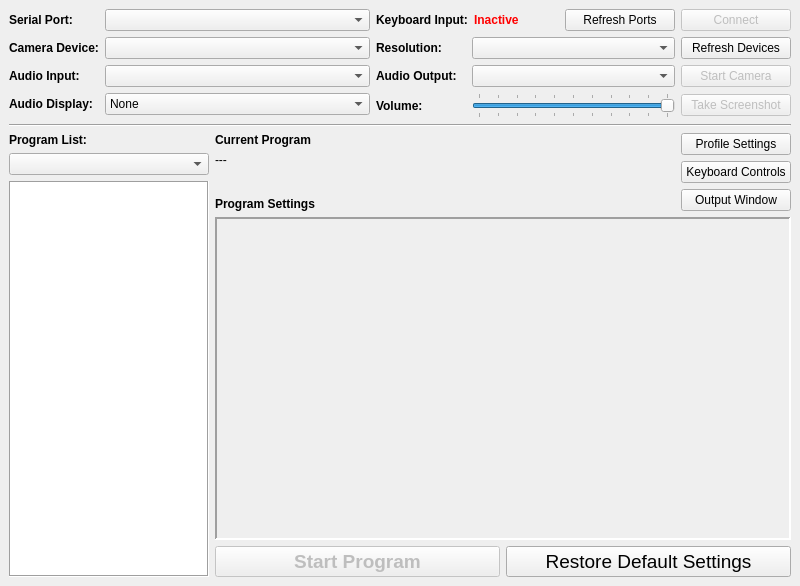
Before: the Qt Designer form mainwindow.ui in brianuuu/AutoController2, drawn with Qt 5.
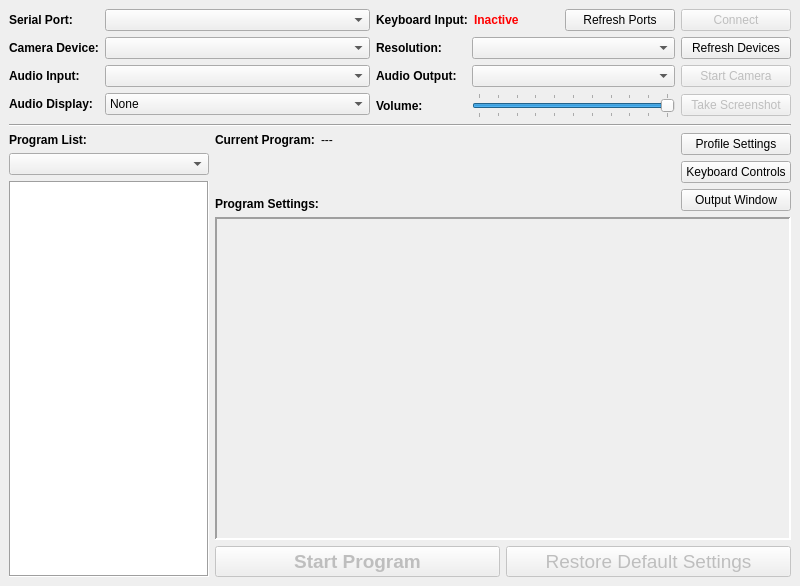
After: the same form once the commit is applied.

Commit message: Initial program setup

Diff of the .ui file:
```diff
--- a/mainwindow.ui
+++ b/mainwindow.ui
@@ -479,27 +479,44 @@
           <item>
            <layout class="QVBoxLayout" name="verticalLayout_6">
             <item>
-             <widget class="QLabel" name="L_ProgramCurrent">
-              <property name="sizePolicy">
-               <sizepolicy hsizetype="Expanding" vsizetype="Preferred">
-                <horstretch>0</horstretch>
-                <verstretch>0</verstretch>
-               </sizepolicy>
-              </property>
-              <property name="font">
-               <font>
-                <bold>true</bold>
-               </font>
-              </property>
-              <property name="text">
-               <string>Current Program</string>
-              </property>
-             </widget>
+             <layout class="QHBoxLayout" name="horizontalLayout_10">
+              <item>
+               <widget class="QLabel" name="label_12">
+                <property name="sizePolicy">
+                 <sizepolicy hsizetype="Preferred" vsizetype="Preferred">
+                  <horstretch>0</horstretch>
+                  <verstretch>0</verstretch>
+                 </sizepolicy>
+                </property>
+                <property name="font">
+                 <font>
+                  <bold>true</bold>
+                 </font>
+                </property>
+                <property name="text">
+                 <string>Current Program:</string>
+                </property>
+               </widget>
+              </item>
+              <item>
+               <widget class="QLabel" name="L_ProgramCurrent">
+                <property name="sizePolicy">
+                 <sizepolicy hsizetype="Expanding" vsizetype="Preferred">
+                  <horstretch>0</horstretch>
+                  <verstretch>0</verstretch>
+                 </sizepolicy>
+                </property>
+                <property name="text">
+                 <string>---</string>
+                </property>
+               </widget>
+              </item>
+             </layout>
             </item>
             <item>
              <widget class="QLabel" name="L_ProgramDescription">
               <property name="text">
-               <string>---</string>
+               <string/>
               </property>
              </widget>
             </item>
@@ -527,7 +544,7 @@
                </font>
               </property>
               <property name="text">
-               <string>Program Settings</string>
+               <string>Program Settings:</string>
               </property>
              </widget>
             </item>
@@ -579,7 +596,7 @@
          </layout>
         </item>
         <item>
-         <widget class="QScrollArea" name="SA_ProgramSetting">
+         <widget class="QScrollArea" name="scrollArea">
           <property name="frameShape">
            <enum>QFrame::Shape::Panel</enum>
           </property>
@@ -589,7 +606,7 @@
           <property name="widgetResizable">
            <bool>true</bool>
           </property>
-          <widget class="QWidget" name="scrollAreaWidgetContents">
+          <widget class="QWidget" name="SA_ProgramSetting">
            <property name="geometry">
             <rect>
              <x>0</x>
@@ -636,6 +653,9 @@
           </item>
           <item>
            <widget class="QPushButton" name="PB_RestoreDefault">
+            <property name="enabled">
+             <bool>false</bool>
+            </property>
             <property name="font">
              <font>
               <pointsize>14</pointsize>
```
Left out of the diff: 8 changed lines with no effect on the pictures. The commit also changes 9 other files.
